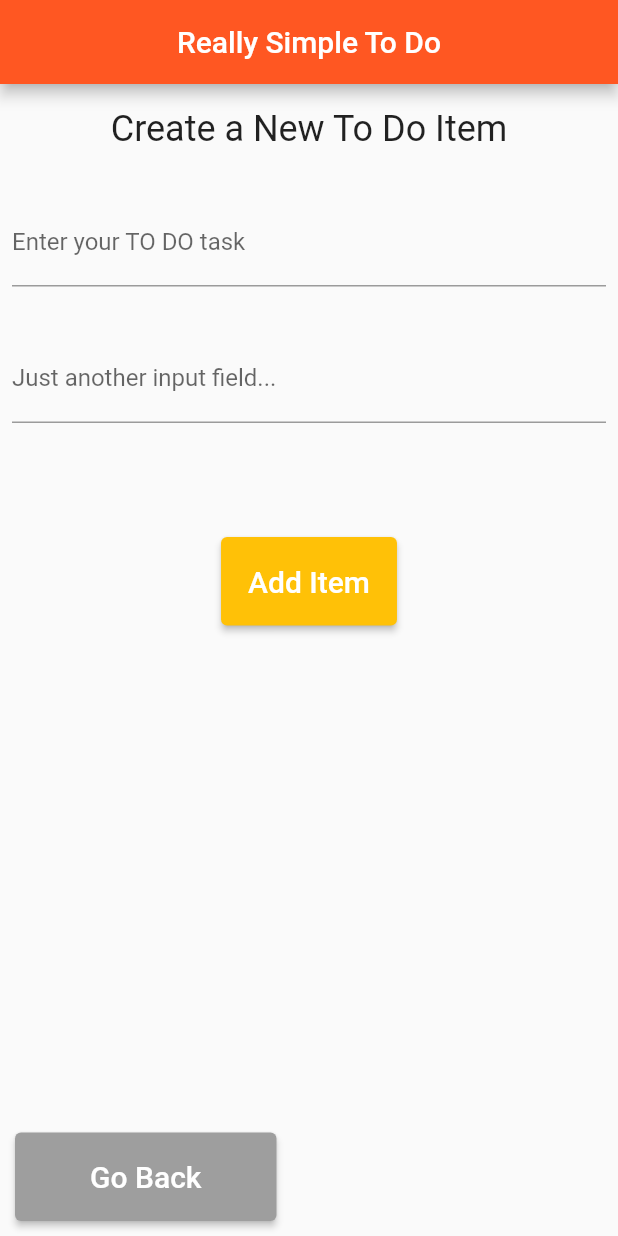
After one commit to TahleeJ/Really-Simple-To-Do, a Flutter app: the CreatePage screen opened directly, on a phone screen of 412 x 824 dp. The commit adds this screen. Run offline on Flutter 3.47's test engine with Material 2 defaults, Android fonts, the phone set to English and light mode, and no system bars; our stand-ins replace firebase_auth, firebase_core, google_sign_in; accounts and stored records are empty.

Commit message:
Add create to do item screen

```diff
--- /dev/null
+++ b/really_simple_chat/lib/createToDoItem.dart
@@ -0,0 +1,89 @@
+import 'package:firebase_auth/firebase_auth.dart';
+import 'package:flutter/cupertino.dart';
+import 'package:flutter/material.dart';
+import 'homepage.dart';
+
+class CreatePage extends StatefulWidget {
+  const CreatePage({Key? key}) : super(key: key);
+
+  @override
+  _CreatePageState createState() => _CreatePageState();
+}
+
+class _CreatePageState extends State<CreatePage> {
+  @override
+  Widget build(BuildContext context) {
+    return Scaffold(
+      appBar: AppBar(
+          backgroundColor: Colors.deepOrange,
+          centerTitle: true,
+
+          // on appbar text
+          title: const Text("Really Simple To Do")
+      ),
+
+      resizeToAvoidBottomInset: false,
+      body: Stack(
+        children: <Widget>[
+          Column(
+            crossAxisAlignment: CrossAxisAlignment.center,
+            children: <Widget>[
+              const Padding(
+                  padding: EdgeInsets.symmetric(horizontal: 8, vertical: 16),
+                  child: Text("Create a New To Do Item", style: TextStyle(fontSize: 24))
+              ),
+              Padding(
+                padding: const EdgeInsets.symmetric(horizontal: 8, vertical: 16),
+                child: TextFormField(
+                  decoration: const InputDecoration(
+                    border: UnderlineInputBorder(),
+                    labelText: 'Enter your TO DO task',
+                  ),
+                ),
+              ),
+              Padding(
+                padding: const EdgeInsets.symmetric(horizontal: 8, vertical: 16),
+                child: TextFormField(
+                  decoration: const InputDecoration(
+                    border: UnderlineInputBorder(),
+                    labelText: 'Just another input field...',
+                  ),
+                ),
+              ),
+              Container(
+                margin: const EdgeInsets.only(top: 60),
+                child: ElevatedButton(
+                  onPressed: goHome,
+                  child: const Text("Add Item", style: TextStyle(fontSize: 20)),
+                  style: ElevatedButton.styleFrom(
+                    primary: Colors.amber,
+                    padding: const EdgeInsets.all(18.0),
+                  )
+                ),
+              )
+            ],
+          ),
+          Align(
+            alignment: Alignment.bottomLeft,
+            child: Container(
+              margin: const EdgeInsets.all(10.0),
+              child: ElevatedButton(
+                onPressed: goHome,
+                child: const Text("Go Back", style: TextStyle(fontSize: 20, color: Colors.white)),
+                style: ElevatedButton.styleFrom(
+                  primary: Colors.grey,
+                  padding: const EdgeInsets.symmetric(vertical: 18.0, horizontal: 50),
+                )
+              )
+            )
+          )
+        ],
+      )
+    );
+  }
+
+  void goHome() {
+    Navigator.pushReplacement(
+        context, MaterialPageRoute(builder: (context) => HomePage()));
+  }
+}
--- a/really_simple_chat/lib/signInScreen.dart
+++ b/really_simple_chat/lib/signInScreen.dart
@@ -32,7 +32,7 @@ class _SignInScreenState extends State<SignInScreen> {
             mainAxisAlignment: MainAxisAlignment.spaceEvenly,
             children: [
               const Text(
-                "GEEKS FOR GEEKS",
+                "Really Simple To Do",
                 style: TextStyle(fontSize: 25, fontWeight: FontWeight.bold),
               ),
               Padding(
@@ -49,7 +49,7 @@ class _SignInScreenState extends State<SignInScreen> {
                         decoration: const BoxDecoration(
                           image: DecorationImage(
                             image:
-                              AssetImage('assets/images/googleimage.png'),
+                              AssetImage('images/googlesigninicon.png'),
                             fit: BoxFit.cover),
                           shape: BoxShape.circle,
                         ),
```
Also changed, not shown: really_simple_chat/lib/homepage.dart (+96 -5 lines), really_simple_chat/lib/images/googlesigninicon.jpg (added).
